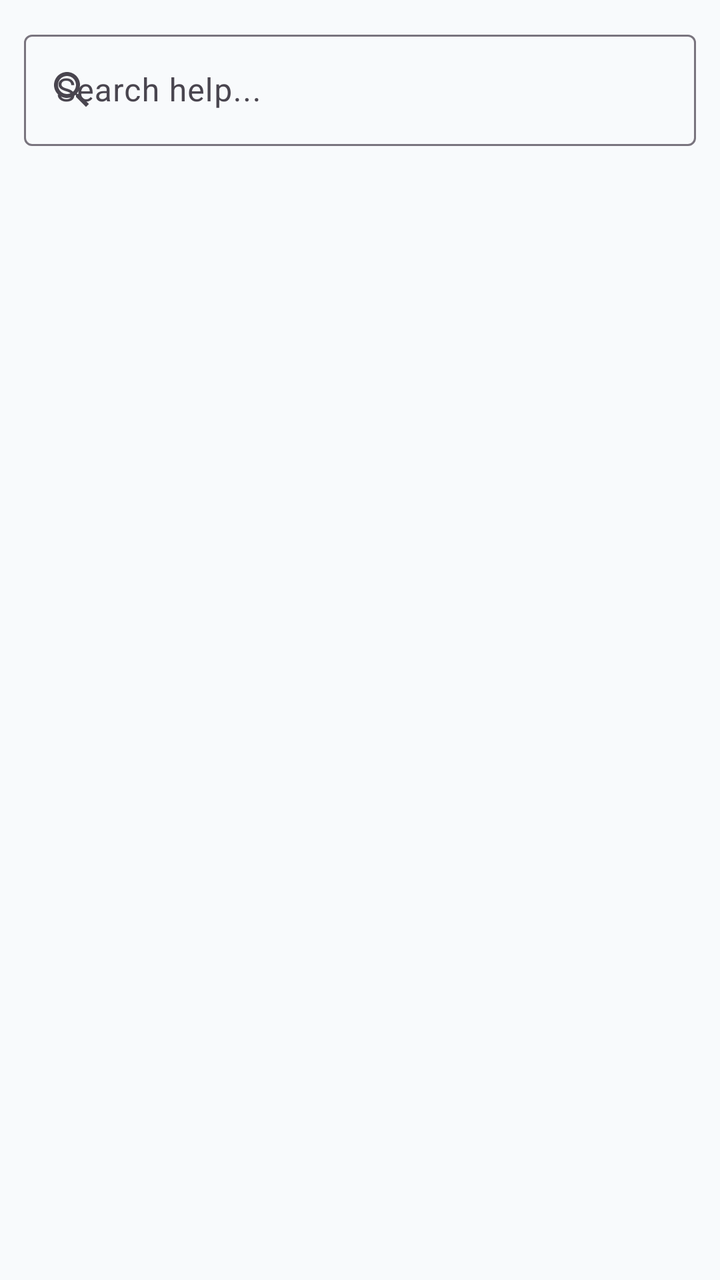
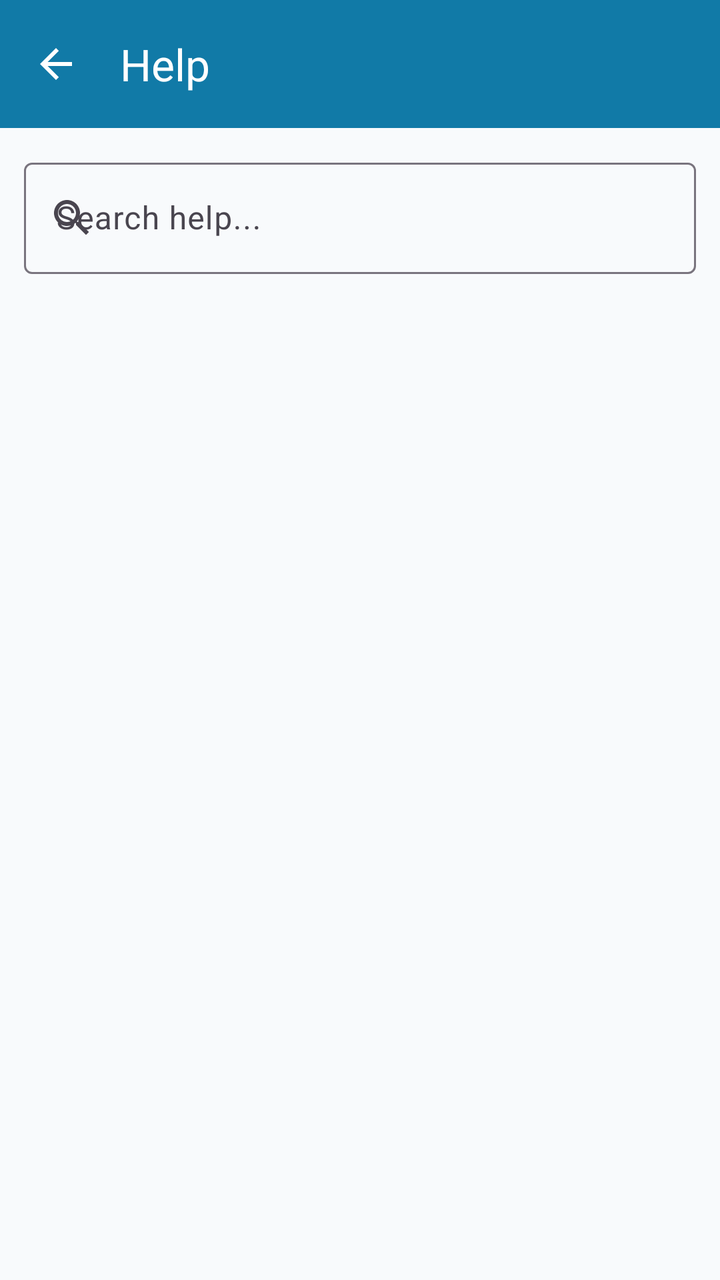

Before-and-after screenshots of an Android layout around one commit, followed by the original layout XML and the change that was made.
<!-- AndroidManifest.xml: application theme Theme.ApnaFund -->
<!-- res/layout/fragment_help.xml -->
<?xml version="1.0" encoding="utf-8"?>
<androidx.constraintlayout.widget.ConstraintLayout
    xmlns:android="http://schemas.android.com/apk/res/android"
    xmlns:app="http://schemas.android.com/apk/res-auto"
    xmlns:tools="http://schemas.android.com/tools"
    android:layout_width="match_parent"
    android:layout_height="match_parent"
    tools:context=".ui.help.HelpFragment">

    
    <com.google.android.material.textfield.TextInputLayout
        android:id="@+id/searchLayout"
        android:layout_width="0dp"
        android:layout_height="wrap_content"
        android:hint="Search help..."
        app:startIconDrawable="@drawable/ic_search"
        app:layout_constraintTop_toTopOf="parent"
        app:layout_constraintStart_toStartOf="parent"
        app:layout_constraintEnd_toEndOf="parent"
        android:layout_margin="12dp">

        <com.google.android.material.textfield.TextInputEditText
            android:id="@+id/editSearch"
            android:layout_width="match_parent"
            android:layout_height="wrap_content"/>
    </com.google.android.material.textfield.TextInputLayout>

    
    <androidx.recyclerview.widget.RecyclerView
        android:id="@+id/recyclerHelp"
        android:layout_width="0dp"
        android:layout_height="0dp"
        app:layout_constraintTop_toBottomOf="@id/searchLayout"
        app:layout_constraintBottom_toBottomOf="parent"
        app:layout_constraintStart_toStartOf="parent"
        app:layout_constraintEnd_toEndOf="parent"
        android:padding="8dp"/>

</androidx.constraintlayout.widget.ConstraintLayout>
<!-- resources referenced by this layout -->
<resources>
  <!-- drawable ic_search (drawable) -->
  <vector xmlns:android="http://schemas.android.com/apk/res/android" android:height="24dp" android:tint="#000000" android:viewportHeight="24" android:viewportWidth="24" android:width="24dp">
        
      <path android:fillColor="@android:color/white" android:pathData="M15.5,14h-0.79l-0.28,-0.27C15.41,12.59 16,11.11 16,9.5 16,5.91 13.09,3 9.5,3S3,5.91 3,9.5 5.91,16 9.5,16c1.61,0 3.09,-0.59 4.23,-1.57l0.27,0.28v0.79l5,4.99L20.49,19l-4.99,-5zM9.5,14C7.01,14 5,11.99 5,9.5S7.01,5 9.5,5 14,7.01 14,9.5 11.99,14 9.5,14z"/>
      
  </vector>
  <style name="Theme.ApnaFund" parent="Base.Theme.ApnaFund" />
  <style name="Base.Theme.ApnaFund" parent="Theme.Material3.DayNight.NoActionBar">
          
          
          <item name="colorSecondary">#00ACC1</item> 
          <item name="colorTertiary">#FDD835</item> 
          
          <item name="android:colorBackground">@color/background</item>
  
          
          <item name="colorSurface">@color/surface</item>
          <item name="colorOnSurface">@color/text_primary</item>
          <item name="colorSurfaceVariant">@color/surface_variant</item>
  
          
          <item name="colorPrimary">@color/blue_dark</item>
          <item name="colorOnPrimary">@color/on_primary</item>
  
          
          <item name="android:textColorPrimary">@color/text_primary</item>
          <item name="android:textColorSecondary">@color/text_secondary</item>
      </style>
  <color name="background">#F8FAFC</color>
  <color name="surface">#FFFFFF</color>
  <color name="text_primary">#0F1012</color>
  <color name="surface_variant">#E2E8F0</color>
  <color name="blue_dark">#117AA7</color>
  <color name="on_primary">#FFFFFF</color>
  <color name="text_secondary">#475569</color>
</resources>

<!-- the commit's change to res/layout/fragment_help.xml (unified diff, before → after) -->
@@ -6,6 +6,16 @@
     android:layout_width="match_parent"
     android:layout_height="match_parent"
     tools:context=".ui.help.HelpFragment">
+    <com.google.android.material.appbar.MaterialToolbar
+        android:id="@+id/helpToolbar"
+        android:layout_width="0dp"
+        android:layout_height="?attr/actionBarSize"
+        style="@style/ApnaFund.Toolbar"
+        app:layout_constraintTop_toTopOf="parent"
+        app:layout_constraintStart_toStartOf="parent"
+        app:layout_constraintEnd_toEndOf="parent"
+        app:navigationIcon="@drawable/ic_back_arrow"
+        app:title="@string/text_help" />
 
     
     <com.google.android.material.textfield.TextInputLayout
@@ -14,7 +24,7 @@
         android:layout_height="wrap_content"
         android:hint="Search help..."
         app:startIconDrawable="@drawable/ic_search"
-        app:layout_constraintTop_toTopOf="parent"
+        app:layout_constraintTop_toBottomOf="@id/helpToolbar"
         app:layout_constraintStart_toStartOf="parent"
         app:layout_constraintEnd_toEndOf="parent"
         android:layout_margin="12dp">
<!-- resource entries referenced after the edit -->
@@ -1,11 +1,24 @@
 <!-- resources referenced by this layout -->
 <resources>
+  <!-- drawable ic_back_arrow (drawable) -->
+  <vector xmlns:android="http://schemas.android.com/apk/res/android" android:autoMirrored="true" android:height="24dp" android:tint="#000000" android:viewportHeight="24" android:viewportWidth="24" android:width="24dp">
+        
+      <path android:fillColor="@android:color/white" android:pathData="M20,11H7.83l5.59,-5.59L12,4l-8,8 8,8 1.41,-1.41L7.83,13H20v-2z"/>
+      
+  </vector>
   <!-- drawable ic_search (drawable) -->
   <vector xmlns:android="http://schemas.android.com/apk/res/android" android:height="24dp" android:tint="#000000" android:viewportHeight="24" android:viewportWidth="24" android:width="24dp">
         
       <path android:fillColor="@android:color/white" android:pathData="M15.5,14h-0.79l-0.28,-0.27C15.41,12.59 16,11.11 16,9.5 16,5.91 13.09,3 9.5,3S3,5.91 3,9.5 5.91,16 9.5,16c1.61,0 3.09,-0.59 4.23,-1.57l0.27,0.28v0.79l5,4.99L20.49,19l-4.99,-5zM9.5,14C7.01,14 5,11.99 5,9.5S7.01,5 9.5,5 14,7.01 14,9.5 11.99,14 9.5,14z"/>
       
   </vector>
+  <string name="text_help">Help</string>
+  <style name="ApnaFund.Toolbar" parent="Widget.Material3.Toolbar">
+          <item name="android:background">?attr/colorPrimary</item>
+          <item name="titleTextColor">?attr/colorOnPrimary</item>
+          <item name="navigationIconTint">?attr/colorOnPrimary</item>
+          <item name="android:elevation">4dp</item>
+      </style>
   <style name="Theme.ApnaFund" parent="Base.Theme.ApnaFund" />
   <style name="Base.Theme.ApnaFund" parent="Theme.Material3.DayNight.NoActionBar">
           
